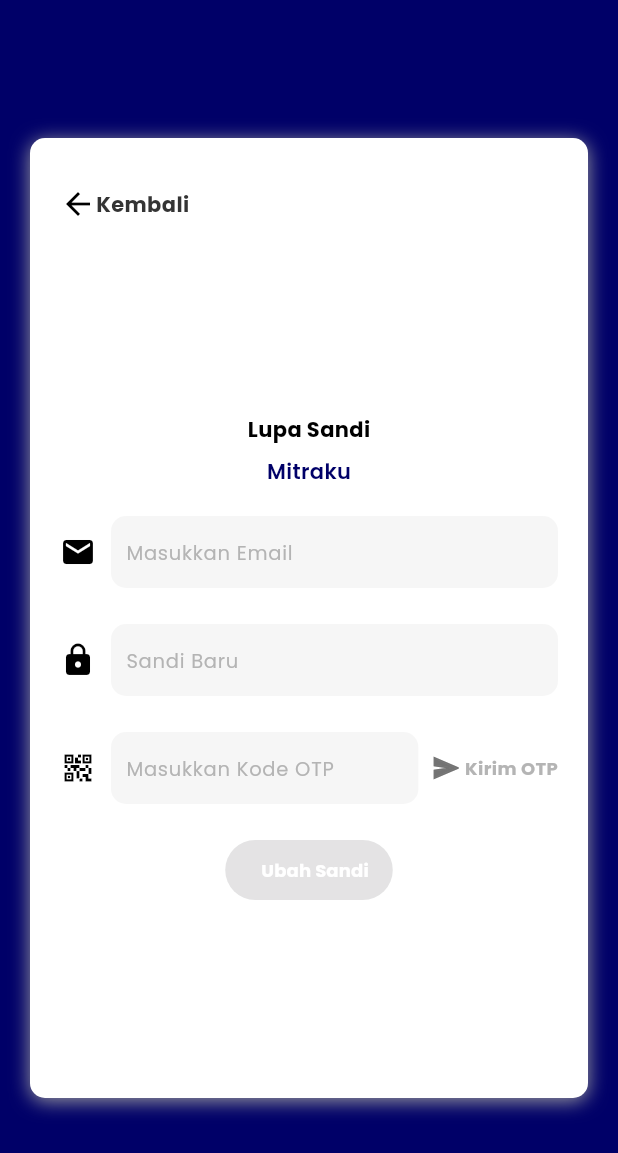
After one commit to Mitra-Apps/fe-mobile-mitraku-seller, a Flutter app: the ForgotPasswordPage screen opened by its route, on a phone screen of 412 x 824 dp. The commit adds this screen. Shown: the top 1153 px of the screen. Run offline on Flutter 3.47's test engine with Material 3 defaults, Android fonts, the phone set to English and light mode, and no system bars; our stand-ins replace animate_do, another_flushbar, bloc_concurrency, dio, floor, flutter_bloc and 16 more; accounts and stored records are empty; generated files the repository leaves out were written again; project files that could hold a hidden picture were left out.

Commit message:
Handle disable button kirim otp

```diff
--- /dev/null
+++ b/lib/features/forgotpassword/view/forgot_password_form.dart
@@ -0,0 +1,17 @@
+part of 'forgot_password_page.dart';
+
+class ForgotPasswordForm extends StatefulWidget {
+  ForgotPasswordForm({super.key});
+
+  @override
+  ForgotPasswordFormState createState() => ForgotPasswordFormState();
+}
+
+class ForgotPasswordFormState extends State<ForgotPasswordForm> {
+  @override
+  Widget build(BuildContext context) {
+    return Center(
+      child: ForgotPasswordFormUI(),
+    );
+  }
+}
--- /dev/null
+++ b/lib/features/forgotpassword/view/forgot_password_form_ui.dart
@@ -0,0 +1,368 @@
+part of 'forgot_password_page.dart';
+
+class ForgotPasswordFormUI extends StatefulWidget {
+  ForgotPasswordFormUI({super.key});
+
+  @override
+  ForgotPasswordFormUIState createState() => ForgotPasswordFormUIState();
+}
+
+class ForgotPasswordFormUIState extends State<ForgotPasswordFormUI> {
+
+  final _formKey = GlobalKey<FormState>();
+
+  String? strMerchantEmail;
+  String? strMerchantPassword;
+  String? strKodeOTP;
+
+  bool merchantEmailInteracts() => strMerchantEmail != null;
+  bool merchantPasswordInteracts() => strMerchantPassword != null;
+  bool merchantKodeOTPInteracts() => strKodeOTP != null;
+  bool isShowEmailError = false;
+  bool isShowPasswordError = false;
+  bool isShowOTPError = false;
+  var _isLoading = false;
+
+  Future<void> _onReqOTP() async {
+    setState(() => _isLoading = true);
+    Future.delayed(
+      const Duration(seconds: 3),
+          () => setState(() => _isLoading = false),
+    );
+  }
+
+  Future<void> _onSubmit() async {
+    setState(() => _isLoading = true);
+    Future.delayed(
+      const Duration(seconds: 3),
+          () => setState(() => _isLoading = false),
+    );
+
+    _formKey.currentState!.reset();
+  }
+
+  @override
+  Widget build(BuildContext context) {
+    return Form(
+      key: _formKey,
+      child: Column(
+        children: [
+          FadeInUp(
+            duration: const Duration(milliseconds: 1400),
+            child: Column(
+              children: [
+                Container(
+                  decoration: BoxDecoration(
+                    color: Colors.white,
+                    borderRadius: BorderRadius.circular(10),
+                    boxShadow: const [
+                      BoxShadow(
+                        color: Colors.grey,
+                        blurRadius: 10,
+                        offset: Offset(0, 2),
+                      ),
+                    ],
+                  ),
+                  padding: const EdgeInsets.symmetric(horizontal: 20),
+                  child: Column(
+                    children: <Widget>[
+                      AppSpacing.verticalSpacing32,
+                      GestureDetector(
+                        onTap: () {
+                          context.push(AppRouter.loginPath);
+                        },
+                        child: const Row(
+                          children: [
+                            Icon(
+                              Icons.arrow_back,
+                              color: Colors.black,
+                              size: 24,
+                            ),
+                            Text(
+                              'Kembali',
+                              style: TextStyle(
+                                fontSize: 14,
+                                fontWeight: FontWeight.bold,
+                                fontFamily: 'Poppins',
+                              ),
+                            ),
+                          ],
+                        ),
+                      ),
+                      AppSpacing.verticalSpacing128,
+                      const Text(
+                        'Lupa Sandi',
+                        style: TextStyle(
+                          fontSize: 14,
+                          color: Colors.black,
+                          fontWeight: FontWeight.bold,
+                          fontFamily: 'Poppins',
+                        ),
+                      ),
+                      AppSpacing.verticalSpacing8,
+                      const Text(
+                        'Mitraku',
+                        style: TextStyle(
+                          fontSize: 14,
+                          color: CustomColors.mainColor,
+                          fontWeight: FontWeight.w600,
+                          fontFamily: 'Poppins',
+                        ),
+                      ),
+                      AppSpacing.verticalSpacing20,
+                      Row(
+                        children: [
+                          const Icon(
+                            Icons.email,
+                            color: Colors.black,
+                            size: 24,
+                          ),
+                          AppSpacing.horizontalSpacing10,
+                          Flexible(
+                            child: Container(
+                              padding: const EdgeInsets.symmetric(
+                                horizontal: 10,
+                              ),
+                              decoration: BoxDecoration(
+                                color: CustomColors.disabledLightColor,
+                                borderRadius: BorderRadius.circular(10),
+                              ),
+                              child: TextFormField(
+                                keyboardType: TextInputType.emailAddress,
+                                textInputAction: TextInputAction.next,
+                                onChanged: (value) => setState(() {
+                                  strMerchantEmail = value;
+                                  isShowEmailError =
+                                      isShowValidateEmail(strMerchantEmail);
+                                }),
+                                decoration: const InputDecoration(
+                                  hintText: 'Masukkan Email',
+                                  hintStyle: TextStyle(
+                                    color: CustomColors.disabledBoldColor,
+                                    fontSize: 13,
+                                    fontFamily: 'Poppins',
+                                  ),
+                                  border: InputBorder.none,
+                                ),
+                              ),
+                            ),
+                          ),
+                        ],
+                      ),
+                      Row(
+                        children: [
+                          Visibility(
+                              visible: isShowEmailError,
+                              child: Text(
+                                validateEmail(strMerchantEmail),
+                                style: const TextStyle(
+                                    fontSize: 12,
+                                    fontWeight: FontWeight.normal,
+                                    color: CustomColors.dangerColor),
+                              )),
+                        ],
+                      ),
+                      AppSpacing.verticalSpacing24,
+                      Row(
+                        children: [
+                          const Icon(
+                            Icons.lock,
+                            color: Colors.black,
+                            size: 24,
+                          ),
+                          AppSpacing.horizontalSpacing10,
+                          Flexible(
+                            child: Container(
+                              padding: const EdgeInsets.symmetric(
+                                horizontal: 10,
+                              ),
+                              decoration: BoxDecoration(
+                                color: CustomColors.disabledLightColor,
+                                borderRadius: BorderRadius.circular(10),
+                              ),
+                              child: TextFormField(
+                                keyboardType: TextInputType.visiblePassword,
+                                textInputAction: TextInputAction.next,
+                                obscureText: true,
+                                onChanged: (value) => setState(() {
+                                  strMerchantPassword = value;
+                                  isShowPasswordError =
+                                      isShowValidatePassword(
+                                          strMerchantPassword);
+                                }),
+                                decoration: const InputDecoration(
+                                  hintText: 'Sandi Baru',
+                                  hintStyle: TextStyle(
+                                    color: CustomColors.disabledBoldColor,
+                                    fontSize: 13,
+                                    fontFamily: 'Poppins',
+                                  ),
+                                  border: InputBorder.none,
+                                ),
+                              ),
+                            ),
+                          ),
+                        ],
+                      ),
+                      Row(
+                        children: [
+                          Flexible(
+                            child: Visibility(
+                                visible: isShowPasswordError,
+                                child: Text(
+                                  validatePassword(strMerchantPassword),
+                                  softWrap: true,
+                                  style: const TextStyle(
+                                      fontSize: 12,
+                                      fontWeight: FontWeight.normal,
+                                      color: CustomColors.dangerColor),
+                                )),
+                          )
+                        ],
+                      ),
+                      AppSpacing.verticalSpacing24,
+                      Row(
+                        children: [
+                          const Icon(
+                            Icons.qr_code_2,
+                            color: Colors.black,
+                            size: 24,
+                          ),
+                          AppSpacing.horizontalSpacing10,
+                          Flexible(
+                            child: Container(
+                              padding: const EdgeInsets.symmetric(
+                                horizontal: 10,
+                              ),
+                              decoration: BoxDecoration(
+                                color: CustomColors.disabledLightColor,
+                                borderRadius: BorderRadius.circular(10),
+                              ),
+                              child: TextFormField(
+                                keyboardType: TextInputType.phone,
+                                textInputAction: TextInputAction.done,
+                                onChanged: (value) => setState(() {
+                                  strKodeOTP = value;
+                                  isShowOTPError =
+                                      isShowValidateOTP(
+                                          strKodeOTP);
+                                }),
+                                decoration: const InputDecoration(
+                                  hintText: 'Masukkan Kode OTP',
+                                  hintStyle: TextStyle(
+                                    color: CustomColors.disabledBoldColor,
+                                    fontSize: 13,
+                                    fontFamily: 'Poppins',
+                                  ),
+                                  border: InputBorder.none,
+                                ),
+                              ),
+                            ),
+                          ),
+                          AppSpacing.horizontalSpacing10,
+                          GestureDetector(
+                            onTap: () {
+                              !merchantEmailInteracts() ||
+                              !merchantPasswordInteracts() ||
+                              isShowEmailError ||
+                              isShowPasswordError ||
+                              _isLoading
+                              ? null
+                              : _onReqOTP;
+                            },
+                            child: Row(
+                              children: [
+                                !merchantEmailInteracts() ||
+                                  !merchantPasswordInteracts() ||
+                                  isShowEmailError ||
+                                  isShowPasswordError ||
+                                  _isLoading
+                                  ? SvgPicture.asset("assets/icons/icon_send_disable.svg")
+                                  : SvgPicture.asset("assets/icons/icon_send_blue.svg"),
+                                AppSpacing.horizontalSpacing4,
+                                Text('Kirim OTP', style: TextStyle(
+                                    fontSize: 12, fontWeight: FontWeight.w700,
+                                    fontFamily: 'Poppins',
+                                    color: !merchantEmailInteracts() ||
+                                        !merchantPasswordInteracts() ||
+                                        isShowEmailError ||
+                                        isShowPasswordError ||
+                                        _isLoading
+                                        ? CustomColors.disabledBoldColor
+                                        : CustomColors.mainColor),
+                                ),
+                              ],
+                            ),
+                          ),
+                        ],
+                      ),
+                      Row(
+                        children: [
+                          Flexible(
+                            child: Visibility(
+                                visible: isShowOTPError,
+                                child: Text(
+                                  validateOTP(strKodeOTP),
+                                  softWrap: true,
+                                  style: const TextStyle(
+                                      fontSize: 12,
+                                      fontWeight: FontWeight.normal,
+                                      color: CustomColors.dangerColor),
+                                )),
+                          )
+                        ],
+                      ),
+                      AppSpacing.verticalSpacing20,
+                      Padding(
+                          padding: const EdgeInsets.symmetric(horizontal: 15),
+                          child: ElevatedButton.icon(
+                            onPressed: !merchantEmailInteracts() ||
+                                !merchantPasswordInteracts() ||
+                                !merchantKodeOTPInteracts() ||
+                                isShowEmailError ||
+                                isShowPasswordError ||
+                                isShowOTPError ||
+                                _isLoading
+                                ? null
+                                : _onSubmit
+                            ,
+                            style: ElevatedButton.styleFrom(padding: const
+                            EdgeInsets.symmetric(
+                                vertical: 0, horizontal: 16),
+                                backgroundColor: !merchantEmailInteracts() ||
+                                    !merchantPasswordInteracts() ||
+                                    !merchantKodeOTPInteracts() ||
+                                    isShowEmailError ||
+                                    isShowPasswordError ||
+                                    isShowOTPError
+                                    ? CustomColors.disabledBoldColor
+                                    : CustomColors.mainColor),
+                            icon: _isLoading ? Container(
+                              width: 24,
+                              height: 24,
+                              padding: const EdgeInsets.all(2.0),
+                              child: const CircularProgressIndicator(
+                                color: Colors.white,
+                                strokeWidth: 3,
+                              ),
+                            )
+                                : Container(),
+                            label: const Text('Ubah Sandi', style: TextStyle(
+                              fontSize: 12,
+                              fontWeight: FontWeight.w700,
+                              color: Colors.white,
+                            ),),
+                          )
+                      ),
+                      AppSpacing.verticalSpacing128,
+                    ],
+                  ),
+                ),
+              ],
+            ),
+          ),
+        ],
+      )
+    );
+  }
+}
--- /dev/null
+++ b/lib/features/forgotpassword/view/forgot_password_page.dart
@@ -0,0 +1,40 @@
+import 'package:animate_do/animate_do.dart';
+import 'package:flutter/cupertino.dart';
+import 'package:flutter/material.dart';
+import 'package:flutter_svg/flutter_svg.dart';
+import 'package:go_router/go_router.dart';
+import 'package:mitraku_seller/core/colors/colors.dart';
+import 'package:mitraku_seller/core/spacings/app_spacing.dart';
+import 'package:mitraku_seller/router/app_router.dart';
+import 'package:mitraku_seller/utils/newvalidator.dart';
+
+part 'forgot_password_form.dart';
+part 'forgot_password_form_ui.dart';
+
+class ForgotPasswordPage extends StatefulWidget {
+  const ForgotPasswordPage({super.key});
+
+  @override
+  ForgotPasswordState createState() => ForgotPasswordState();
+}
+
+class ForgotPasswordState extends State<ForgotPasswordPage> {
+  @override
+  Widget build(BuildContext context) {
+    return Scaffold(
+      body: Center(
+        child: SingleChildScrollView(
+          child: Column(
+            mainAxisAlignment: MainAxisAlignment.center,
+            children: [
+              Padding(
+                padding: EdgeInsets.symmetric(horizontal: 20),
+                child: ForgotPasswordForm(),
+              ),
+            ],
+          ),
+        ),
+      ),
+    );
+  }
+}
--- a/lib/features/login/view/login_form.dart
+++ b/lib/features/login/view/login_form.dart
@@ -9,6 +9,7 @@ class LoginForm extends StatefulWidget {
 
 class _LoginFormState extends State<LoginForm> {
   late FToast fToast;
+  var _countError = 0;
 
   @override
   void initState() {
@@ -93,13 +94,22 @@ class _LoginFormState extends State<LoginForm> {
                 _showToastSuccess(message);
               },
               notifyFailed: (message) {
-                _showToastFailed(message);
+                if (state.loginBadRequest == 'AUTH_LOGIN_PASSWORD_INCORRECT') {
+                  _countError += 1;
+                }
+
+                if (_countError % 3 == 0) {
+                  _showToastFailed('Silahkan klik Lupa Sandi untuk mengubah Sandi Anda');
+                } else {
+                  _showToastFailed(message);
+                }
               },
             );
 
             if (state.loginBadRequest == 'AUTH_LOGIN_USER_UNVERIFIED') {
               await context.push(AppRouter.otpPath);
             }
+
             if (state.loginSuccess == 'SUCCESSLOGIN') {
               await context.push(AppRouter.homePath);
             }
--- a/lib/features/login/view/login_form_ui.dart
+++ b/lib/features/login/view/login_form_ui.dart
@@ -197,6 +197,22 @@ class _LoginFormUIState extends State<LoginFormUI> {
                           ],
                         ),
                         AppSpacing.verticalSpacing20,
+                        Row(
+                          mainAxisAlignment: MainAxisAlignment.end,
+                          children: [
+                            GestureDetector(
+                              onTap: () {
+                                context.push(AppRouter.forgotPassPath);
+                              },
+                              child: const Text('Lupa Sandi?', style: TextStyle(
+                                fontSize: 12, fontWeight: FontWeight.w700,
+                                fontFamily: 'Poppins',
+                                color: CustomColors.dangerColor),
+                              ),
+                            ),
+                          ],
+                        ),
+                        AppSpacing.verticalSpacing20,
                         Padding(
                             padding: const EdgeInsets.symmetric(horizontal: 15),
                             child: ElevatedButton.icon(
--- a/lib/router/app_router.dart
+++ b/lib/router/app_router.dart
@@ -2,6 +2,7 @@ import 'package:mitraku_seller/features/app/view/app_director.dart';
 import 'package:mitraku_seller/features/demo/view/assets_page.dart';
 import 'package:mitraku_seller/features/demo/view/images_from_db_page.dart';
 import 'package:mitraku_seller/features/dog_image_random/view/dog_image_random_page.dart';
+import 'package:mitraku_seller/features/forgotpassword/view/forgot_password_page.dart';
 import 'package:mitraku_seller/features/home/home_page.dart';
 import 'package:mitraku_seller/features/login/view/login_page.dart';
 import 'package:mitraku_seller/features/otp/view/otp_page.dart';
@@ -41,6 +42,9 @@ class AppRouter {
 
   static const String otpName = "otp";
   static const String otpPath = "/otp";
+
+  static const String forgotPassName = "forgotPass";
+  static const String forgotPassPath = "/forgotPass";
 
   static GoRouter get router => _router;
   static final _router = GoRouter(
@@ -100,6 +104,11 @@ class AppRouter {
         path: otpPath,
         builder: (context, state) => const OTPPage(),
       ),
+      GoRoute(
+        name: forgotPassName,
+        path: forgotPassPath,
+        builder: (context, state) => const ForgotPasswordPage(),
+      ),
     ],
   );
 }
--- a/lib/utils/newvalidator.dart
+++ b/lib/utils/newvalidator.dart
@@ -95,7 +95,7 @@ bool isShowValidateName(String? value) {
   return false;
 }
 
-// Address validation
+// Phone validation
 String validatePhone(String? value) {
   if (value == null || value.isEmpty) {
     return 'Nomor Telp tidak boleh kosong';
@@ -123,3 +123,32 @@ bool isShowValidatePhone(String? value) {
 
   return false;
 }
+
+// OTP validation
+String validateOTP(String? value) {
+  if (value == null || value.isEmpty) {
+    return 'Kode OTP tidak boleh kosong';
+  } else if (value.length <= 3) {
+    return 'Kode OTP minimal 4 digit';
+  } else if (value.length > 4) {
+    return 'Kode OTP tidak boleh lebih dari 4 digit';
+  } else if (RegExp(r'^\s').hasMatch(value)) {
+    return 'Kode OTP tidak boleh kosong';
+  }
+
+  return '';
+}
+
+bool isShowValidateOTP(String? value) {
+  if (value == null || value.isEmpty) {
+    return true;
+  } else if (value.length <= 3) {
+    return true;
+  } else if (value.length > 4) {
+    return true;
+  } else if (RegExp(r'^\s').hasMatch(value)) {
+    return true;
+  }
+
+  return false;
+}
```
Also changed, not shown: assets/icons/icon_send_blue.svg (added), assets/icons/icon_send_disable.svg (added).
